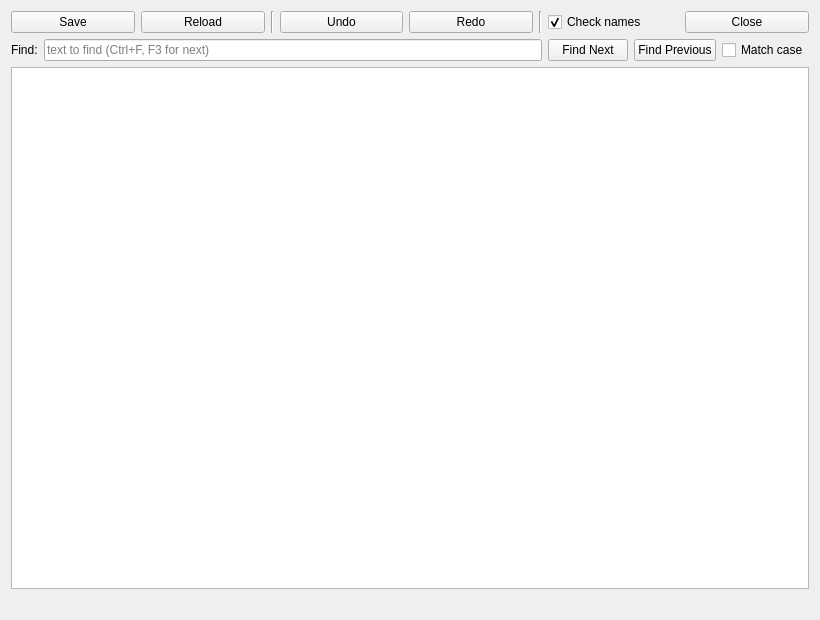
triatomic/worldbuilderQT, file GeneralsMD/Code/Tools/WorldBuilder/qt/panels/WBQtMapIniEditorDialog.ui: the form before one commit.
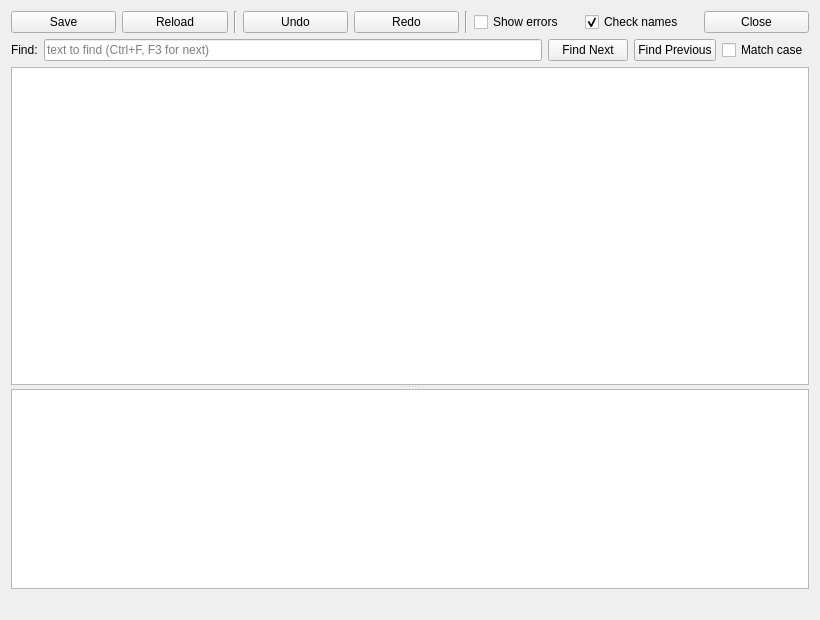
The form after the commit.

Commit message: Map.ini editor: list the flagged lines in a second pane

```diff
--- a/GeneralsMD/Code/Tools/WorldBuilder/qt/panels/WBQtMapIniEditorDialog.ui
+++ b/GeneralsMD/Code/Tools/WorldBuilder/qt/panels/WBQtMapIniEditorDialog.ui
@@ -76,6 +76,16 @@
        </property>
       </widget>
      </item>
+     <item>
+      <widget class="QCheckBox" name="showErrorsBox">
+       <property name="text">
+        <string>Show errors</string>
+       </property>
+       <property name="toolTip">
+        <string>List only the lines with an unrecognised name. Click one to jump to it in the file.</string>
+       </property>
+      </widget>
+     </item>
      <item>
       <widget class="QCheckBox" name="checkNamesBox">
        <property name="text">
@@ -154,10 +164,29 @@
     </layout>
    </item>
    <item>
-    <widget class="QPlainTextEdit" name="editor">
-     <property name="lineWrapMode">
-      <enum>QPlainTextEdit::NoWrap</enum>
+    <widget class="QSplitter" name="split">
+     <property name="orientation">
+      <enum>Qt::Vertical</enum>
      </property>
+     <widget class="QPlainTextEdit" name="editor">
+      <property name="lineWrapMode">
+       <enum>QPlainTextEdit::NoWrap</enum>
+      </property>
+     </widget>
+     <widget class="QListWidget" name="errorList">
+      <property name="toolTip">
+       <string>Lines with an unrecognised name. Click one to jump to it in the file above.</string>
+      </property>
+      <property name="alternatingRowColors">
+       <bool>true</bool>
+      </property>
+      <property name="maximumSize">
+       <size>
+        <width>16777215</width>
+        <height>200</height>
+       </size>
+      </property>
+     </widget>
     </widget>
    </item>
    <item>
```
The commit also changes 2 other files.
